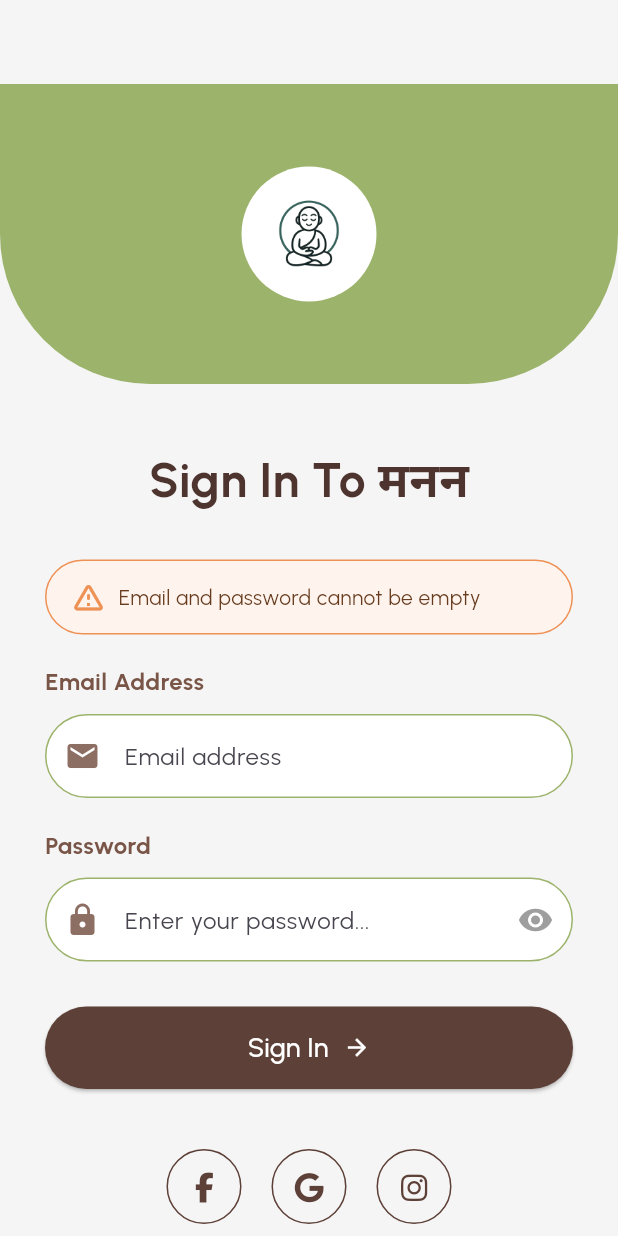
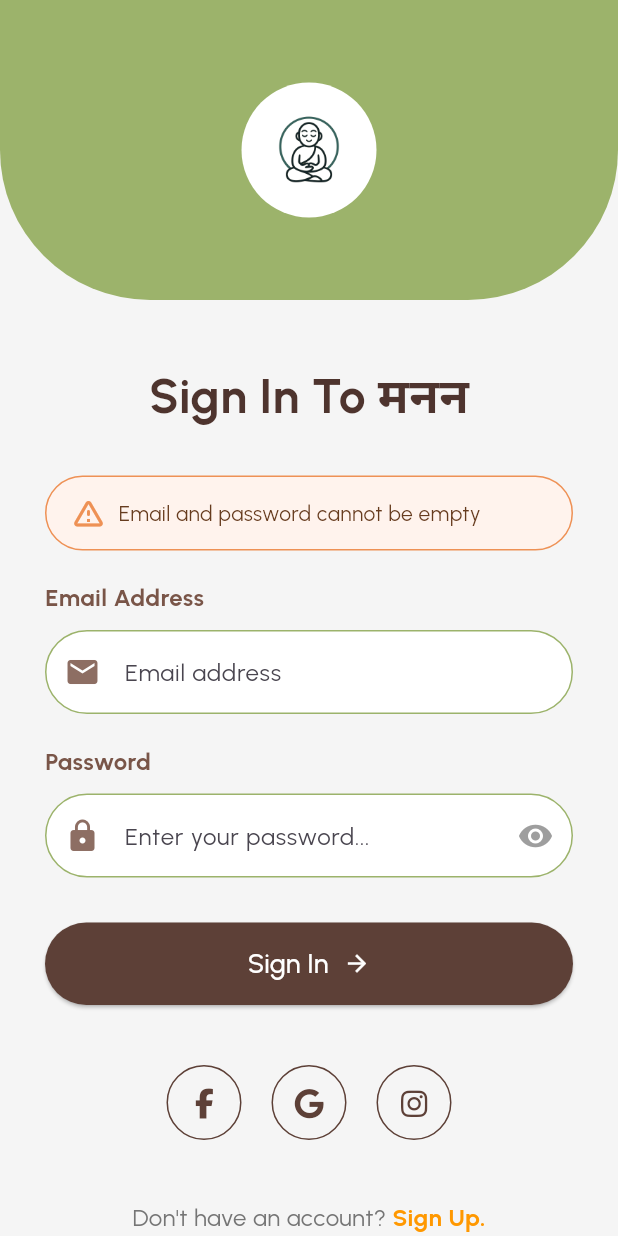
Before and after one commit to CodeGovindz/Mental_Health, a Flutter app: the screen it shows after launch, after a tap on "Sign In", on a phone screen of 412 x 824 dp. Run offline on Flutter 3.47's test engine with Material 3 defaults, Android fonts, the phone set to English and light mode, and no system bars; our stand-ins replace app_links, camera, curved_navigation_bar, flutter_dotenv, font_awesome_flutter, google_fonts and 3 more; missing offline and left inert: audio_session, flutter_sound; accounts and stored records are empty.

Commit message:
Remove AppBar from sign-in screen for cleaner look

```diff
--- a/lib/permissions_screen.dart
+++ b/lib/permissions_screen.dart
@@ -144,22 +144,29 @@ class _PermissionsScreenState extends State<PermissionsScreen> {
     final textColor = isDark ? Colors.white : const Color(0xFF3A2713);
     return Scaffold(
       backgroundColor: bgColor,
-      appBar: AppBar(
-        title: const Text('App Permissions'),
-        backgroundColor: isDark ? const Color(0xFF223D1B) : null,
-        iconTheme: IconThemeData(color: isDark ? Colors.white : Colors.black),
-        elevation: 0,
-      ),
       body: _isLoading
         ? const Center(child: CircularProgressIndicator(color: Colors.green))
         : SafeArea(
+            child: Container(
+              decoration: BoxDecoration(
+                gradient: LinearGradient(
+                  begin: Alignment.topLeft,
+                  end: Alignment.bottomRight,
+                  colors: [
+                    const Color(0xFFE8F5E9), // very light green
+                    const Color(0xFFD0F5C3), // another light green
+                  ],
+                ),
+              ),
+              child: CustomPaint(
+                painter: _TexturePainter(),
                 child: Padding(
                   padding: const EdgeInsets.all(24.0),
+                  child: SingleChildScrollView(
                     child: Column(
                       crossAxisAlignment: CrossAxisAlignment.stretch,
                       children: [
-                  const SizedBox(height: 40),
-
+                        const SizedBox(height: 24),
                         // App Logo
                         Center(
                           child: Container(
@@ -172,22 +179,19 @@ class _PermissionsScreenState extends State<PermissionsScreen> {
                             child: Image.asset('assets/logo.png', width: 80, height: 80),
                           ),
                         ),
-
-                  const SizedBox(height: 40),
-
-                  // Title
+                        const SizedBox(height: 16),
+                        // App Permissions Title
                         Text(
                           "App Permissions",
                           style: TextStyle(
-                      fontSize: 26,
+                            fontSize: 24,
                             fontWeight: FontWeight.bold,
                             color: textColor,
+                            letterSpacing: 0.5,
                           ),
                           textAlign: TextAlign.center,
                         ),
-
-                  const SizedBox(height: 20),
-
+                        const SizedBox(height: 12),
                         // Description
                         Text(
                           "मनन needs the following permissions to provide you with the best experience:",
@@ -197,9 +201,7 @@ class _PermissionsScreenState extends State<PermissionsScreen> {
                           ),
                           textAlign: TextAlign.center,
                         ),
-
-                  const SizedBox(height: 40),
-
+                        const SizedBox(height: 20),
                         // Permissions List
                         PermissionItem(
                           title: "Camera",
@@ -209,7 +211,6 @@ class _PermissionsScreenState extends State<PermissionsScreen> {
                           onRequest: _requestCameraPermission,
                           isDark: isDark,
                         ),
-
                         PermissionItem(
                           title: "Microphone",
                           description: "To record your voice for mood analysis",
@@ -218,7 +219,6 @@ class _PermissionsScreenState extends State<PermissionsScreen> {
                           onRequest: _requestMicrophonePermission,
                           isDark: isDark,
                         ),
-
                         PermissionItem(
                           title: "Storage",
                           description: "To save your recordings and media",
@@ -227,7 +227,6 @@ class _PermissionsScreenState extends State<PermissionsScreen> {
                           onRequest: _requestStoragePermission,
                           isDark: isDark,
                         ),
-
                         PermissionItem(
                           title: "Notifications",
                           description: "To remind you about your wellness activities",
@@ -236,10 +235,8 @@ class _PermissionsScreenState extends State<PermissionsScreen> {
                           onRequest: _requestNotificationPermission,
                           isDark: isDark,
                         ),
-
-                  const Spacer(),
-
-                  // Request All Button
+                        const SizedBox(height: 32),
+                        // Grant All Permissions Button
                         ElevatedButton(
                           onPressed: _requestAllPermissions,
                           style: ElevatedButton.styleFrom(
@@ -255,11 +252,22 @@ class _PermissionsScreenState extends State<PermissionsScreen> {
                             style: TextStyle(fontSize: 16, fontWeight: FontWeight.bold),
                           ),
                         ),
-
-                  const SizedBox(height: 16),
-
-                  // Continue Button
-                  TextButton(
+                        const SizedBox(height: 24),
+                        // Continue Button with 3D white rounded boundary
+                        Container(
+                          width: double.infinity,
+                          decoration: BoxDecoration(
+                            color: Colors.white,
+                            borderRadius: BorderRadius.circular(30),
+                            boxShadow: [
+                              BoxShadow(
+                                color: Colors.black12,
+                                blurRadius: 10,
+                                offset: Offset(0, 4),
+                              ),
+                            ],
+                          ),
+                          child: TextButton(
                             onPressed: () {
                               if (_isCameraGranted && _isMicrophoneGranted && _isStorageGranted) {
                                 widget.onPermissionsGranted();
@@ -272,6 +280,14 @@ class _PermissionsScreenState extends State<PermissionsScreen> {
                                 );
                               }
                             },
+                            style: TextButton.styleFrom(
+                              minimumSize: const Size.fromHeight(48),
+                              padding: const EdgeInsets.symmetric(vertical: 16),
+                              shape: RoundedRectangleBorder(
+                                borderRadius: BorderRadius.circular(30),
+                              ),
+                              foregroundColor: textColor,
+                            ),
                             child: Text(
                               "Continue",
                               style: TextStyle(
@@ -281,7 +297,12 @@ class _PermissionsScreenState extends State<PermissionsScreen> {
                               ),
                             ),
                           ),
+                        ),
+                        const SizedBox(height: 24),
                       ],
+                    ),
+                  ),
+                ),
               ),
             ),
           ),
@@ -361,3 +382,22 @@ class PermissionItem extends StatelessWidget {
     );
   }
 }
+
+class _TexturePainter extends CustomPainter {
+  @override
+  void paint(Canvas canvas, Size size) {
+    final paint = Paint()
+      ..color = const Color(0x22A5D6A7) // semi-transparent green
+      ..style = PaintingStyle.fill;
+    // Draw subtle diagonal lines for 3D texture
+    for (double y = 0; y < size.height; y += 32) {
+      canvas.drawRect(
+        Rect.fromLTWH(-size.width * 0.2, y, size.width * 1.4, 2),
+        paint,
+      );
+    }
+  }
+
+  @override
+  bool shouldRepaint(covariant CustomPainter oldDelegate) => false;
+}
--- a/lib/signin.dart
+++ b/lib/signin.dart
@@ -129,11 +129,6 @@ class _SignInPageState extends State<SignInPage> {
     );
     return Scaffold(
       backgroundColor: bgColor,
-      appBar: AppBar(
-        backgroundColor: isDark ? const Color(0xFF223D1B) : Colors.transparent,
-        elevation: 0,
-        iconTheme: IconThemeData(color: isDark ? Colors.white : Colors.black),
-      ),
       body: SingleChildScrollView(
         child: Column(
           children: [
```
Also changed, not shown: lib/homepage.dart (+23 -14 lines). Lines whose indentation alone changed are shown as unchanged.
